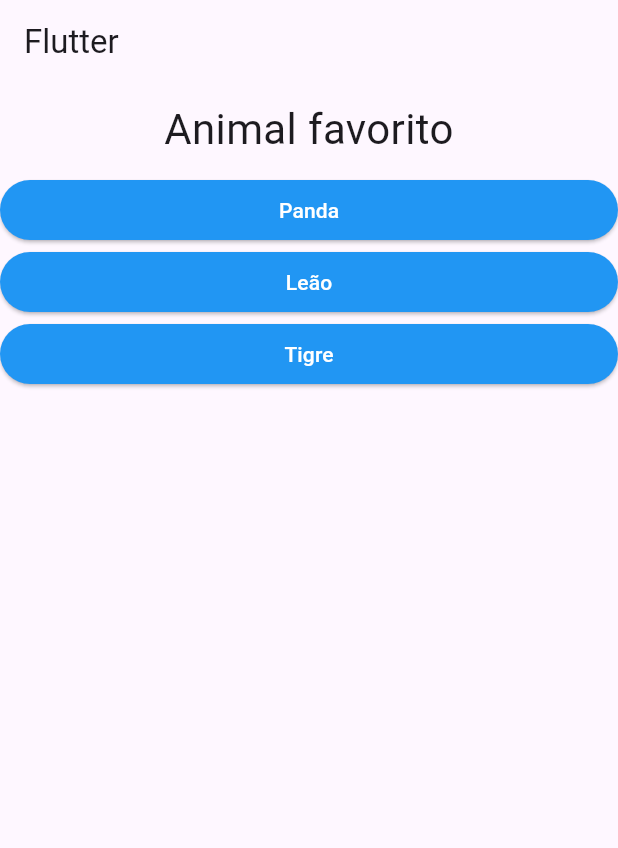
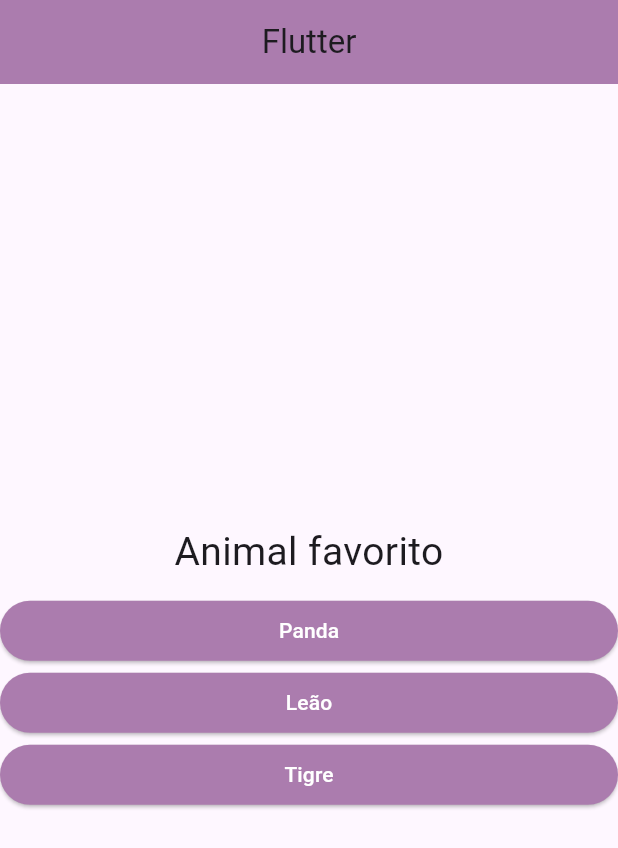
Before and after one commit to RitaSevera/flutter, a Flutter app: the screen it shows after launch, on a phone screen of 412 x 824 dp. Shown: the top 848 px of the screen. Run offline on Flutter 3.47's test engine with Material 3 defaults, Android fonts, the phone set to English and light mode, and no system bars.

Commit message:
Resultado final

```diff
--- a/lib/main.dart
+++ b/lib/main.dart
@@ -74,7 +74,9 @@ class _PerguntaAppState extends State<PerguntaApp> {
       home: Scaffold(
         //widget
         appBar: AppBar(
-          title: const Text("Flutter"), //widget
+          title: const Text("Flutter"),
+          centerTitle: true,
+          backgroundColor: Color.fromARGB(255, 171, 124, 174), //widget
         ),
         body: temPergSelecionada
             ? Questionario(
--- a/lib/questao.dart
+++ b/lib/questao.dart
@@ -8,10 +8,12 @@ class Questao extends StatelessWidget {
   Widget build(BuildContext context) {
     return Container(
       width: double.infinity,
-      margin: EdgeInsets.all(10),
+      margin: const EdgeInsets.all(10),
       child: Text(
         texto,
-        style: TextStyle(fontSize: 28),
+        style: const TextStyle(
+          fontSize: 26,
+        ),
         textAlign: TextAlign.center,
       ),
     );
--- a/lib/questionario.dart
+++ b/lib/questionario.dart
@@ -25,6 +25,7 @@ class Questionario extends StatelessWidget {
         ? perguntas[pergunta]["respostas"] as List<Map<String, Object>>
         : [];
     return Column(
+      mainAxisAlignment: MainAxisAlignment.center,
       children: <Widget>[
         Questao(perguntas[pergunta]["texto"].toString()),
         ...respostas.map((resp) {
--- a/lib/resposta.dart
+++ b/lib/resposta.dart
@@ -13,7 +13,8 @@ class Resposta extends StatelessWidget {
       width: double.infinity,
       child: ElevatedButton(
         style: ButtonStyle(
-          backgroundColor: MaterialStateProperty.all<Color>(Colors.blue),
+          backgroundColor: MaterialStateProperty.all<Color>(
+              Color.fromARGB(255, 171, 124, 174)),
           foregroundColor: MaterialStateProperty.all<Color>(Colors.white),
         ),
         child: Text(texto),
```
